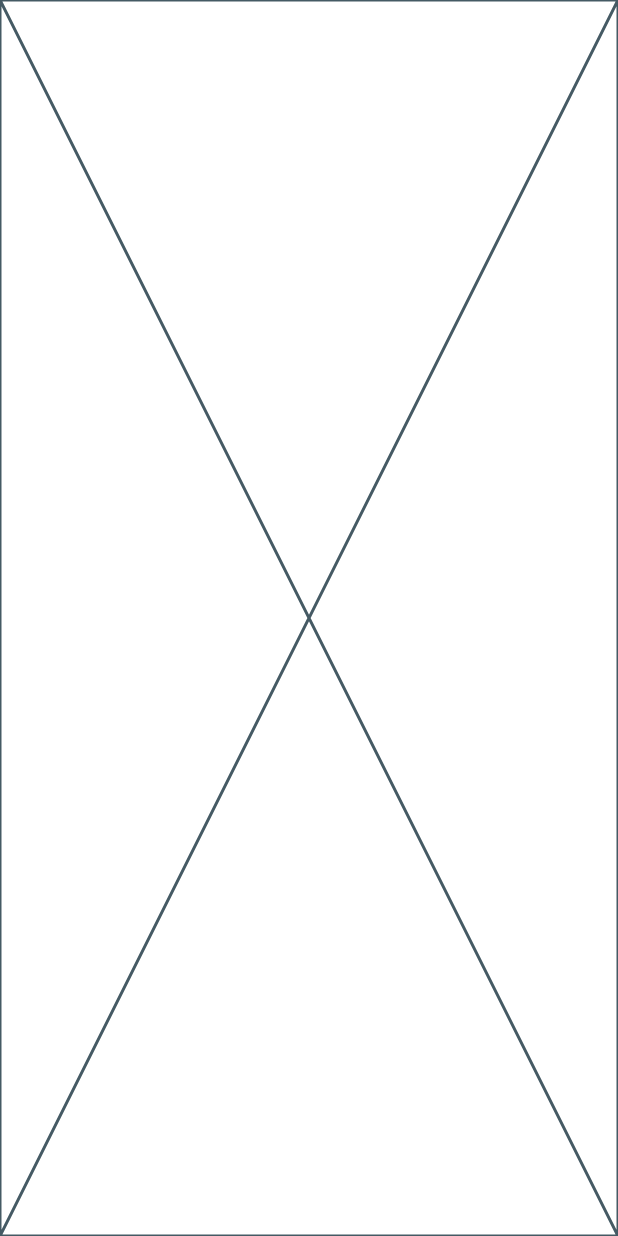
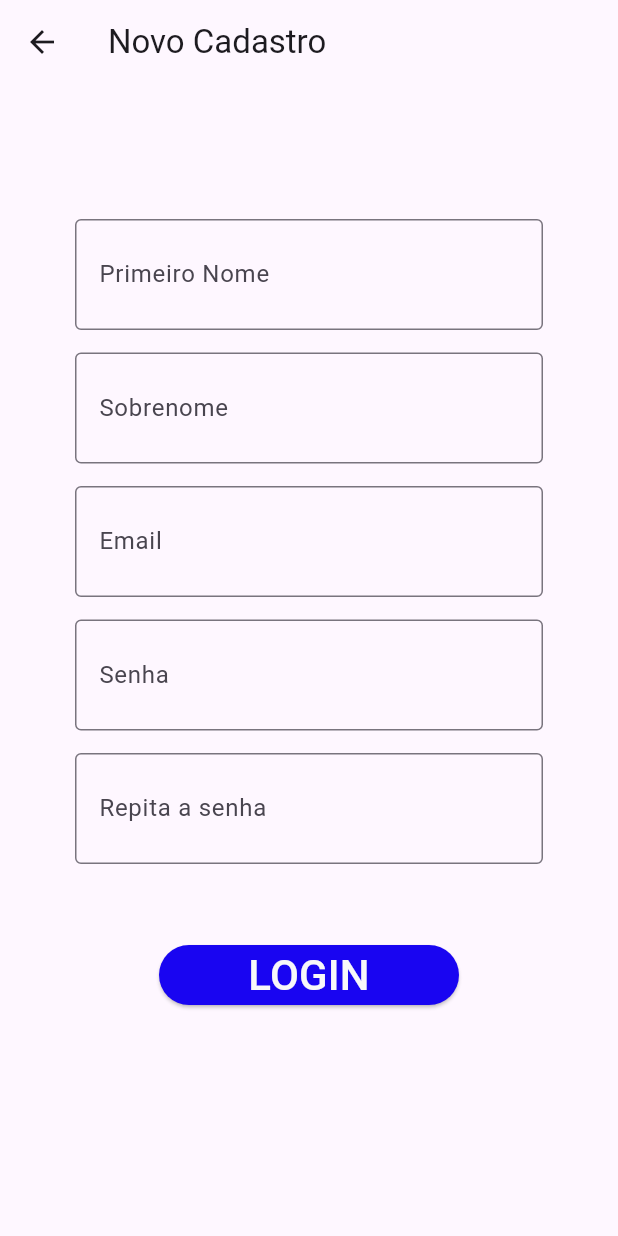
Before and after one commit to rachelcsp/prova-1, a Flutter app: the screen it shows after launch, after a tap on "LOGIN", after a tap on "Novo Cadastro", on a phone screen of 412 x 824 dp. Run offline on Flutter 3.47's test engine with Material 3 defaults, Android fonts, the phone set to English and light mode, and no system bars; our stand-ins replace device_preview.

Commit message:
Tela Cadastro Pronta

```diff
--- a/lib/login.dart
+++ b/lib/login.dart
@@ -25,8 +25,11 @@ class _PrincipalViewState extends State<PrincipalView> {
   @override
   Widget build(BuildContext context) {
     return Scaffold(
+      appBar: AppBar(
+        title: Text('Login'),
+      ),
       body: Padding(
-        padding: EdgeInsets.fromLTRB(50, 100, 50, 100),
+        padding: EdgeInsets.fromLTRB(50, 90, 50, 90),
         child: Form(
           key: formKey,
           child: Column(
@@ -191,7 +194,7 @@ class _PrincipalViewState extends State<PrincipalView> {
               //Caixa de Texto "Sobre nós"
               //
               SizedBox(
-                height: 248,
+                height: 150,
               ),
               TextButton(
                 onPressed: () => showDialog(
--- a/lib/tela02.dart
+++ b/lib/tela02.dart
@@ -10,8 +10,195 @@ class TelaCadastro extends StatefulWidget {
 }
 
 class _TelaCadastroState extends State<TelaCadastro> {
+   //
+  // Atributos
+  //
+
+  //Identificador do formulário
+  var formKey = GlobalKey<FormState>();
+
+  //Controladores dos campos de texto
+  var txtValor1 = TextEditingController();
+  var txtValor2 = TextEditingController();
+  var txtValor3 = TextEditingController();
+  var txtValor4 = TextEditingController();
+  var txtValor5 = TextEditingController();
+
   @override
   Widget build(BuildContext context) {
-    return const Placeholder();
+    return Scaffold(
+      appBar: AppBar(
+        title: Text('Novo Cadastro'),
+      ),
+
+      body: Padding(
+        padding: EdgeInsets.fromLTRB(50, 90, 50, 90),
+        child: Form(
+          key: formKey,
+          child: Column(
+            children: [
+              //
+              // CAMPO DE TEXTO 'Primeiro Nome'
+              //
+              TextFormField(
+                controller: txtValor1,
+                style: TextStyle(fontSize: 28),
+                decoration: InputDecoration(
+                  labelText: 'Primeiro Nome',
+                  border: OutlineInputBorder(),
+                ),
+                //
+                // Validação
+                //
+                validator: (value) {
+                  if (value == null) {
+                    return 'Informe seu Primeiro Nome';
+                  } else if (value.isEmpty) {
+                    return 'Informe seu Primeiro Nome';
+                  }
+                  //Retornar null significa que o campo
+                  //foi validado com sucesso!
+                  return null;
+                },
+              ),
+
+              SizedBox(height: 15),
+              //
+              // CAMPO DE TEXTO 'Sobrenome'
+              //
+              TextFormField(
+                controller: txtValor2,
+                style: TextStyle(fontSize: 28),
+                decoration: InputDecoration(
+                  labelText: 'Sobrenome',
+                  border: OutlineInputBorder(),
+                ),
+                //
+                // Validação
+                //
+                validator: (value) {
+                  if (value == null) {
+                    return 'Informe seu sobrenome';
+                  } else if (value.isEmpty) {
+                    return 'Informe seu sobrenome';
+                  }
+                  //Retornar null significa que o campo
+                  //foi validado com sucesso!
+                  return null;
+                },
+              ),
+
+              SizedBox(height: 15),
+              //
+              // CAMPO DE TEXTO 'email'
+              //
+              TextFormField(
+                controller: txtValor3,
+                style: TextStyle(fontSize: 28),
+                decoration: InputDecoration(
+                  labelText: 'Email',
+                  border: OutlineInputBorder(),
+                ),
+                //
+                // Validação
+                //
+                validator: (value) {
+                  if (value == null) {
+                    return 'Informe um novo email para cadastro';
+                  } else if (value.isEmpty) {
+                    return 'Informe um novo email para cadastro';
+                  }
+                  //Retornar null significa que o campo
+                  //foi validado com sucesso!
+                  return null;
+                },
+              ),
+
+              SizedBox(height: 15),
+              //
+              // CAMPO DE TEXTO 'senha'
+              //
+              TextFormField(
+                controller: txtValor4,
+                style: TextStyle(fontSize: 28),
+                decoration: InputDecoration(
+                  labelText: 'Senha',
+                  border: OutlineInputBorder(),
+                ),
+                //
+                // Validação
+                //
+                validator: (value) {
+                  if (value == null) {
+                    return 'Defina uma senha';
+                  } else if (value.isEmpty) {
+                    return 'Defina uma senha';
+                  }
+                  //Retornar null significa que o campo
+                  //foi validado com sucesso!
+                  return null;
+                },
+              ),
+
+              SizedBox(height: 15),
+              //
+              // CAMPO DE TEXTO ' repita a senha'
+              //
+              TextFormField(
+                controller: txtValor5,
+                style: TextStyle(fontSize: 28),
+                decoration: InputDecoration(
+                  labelText: 'Repita a senha',
+                  border: OutlineInputBorder(),
+                ),
+                //
+                // Validação
+                //
+                validator: (value) {
+                  if (value == null) {
+                    return 'Repita a senha';
+                  } else if (value.isEmpty) {
+                    return 'Repita a senha';
+                  }
+                  //Retornar null significa que o campo
+                  //foi validado com sucesso!
+                  return null;
+                },
+              ),
+
+              //
+              // BOTÃO
+              //
+              //ElevatedButton, OutlinedButton, TextButton
+              SizedBox(
+                height: 50,
+              ),
+              ElevatedButton(
+                style: ElevatedButton.styleFrom(
+                  backgroundColor: Color.fromARGB(255, 25, 5, 241),
+                  foregroundColor: Color.fromARGB(255, 248, 248, 250),
+                  minimumSize: Size(200, 40),
+                ),
+                onPressed: () {
+                  //
+                  // Chamar os VALIDADORES
+                  //
+                  if (formKey.currentState!.validate()) {
+                    //
+                    // Navegar para Tela Inicial
+                    //
+                    Navigator.pop(context);
+                  }
+                },
+                child: Text(
+                  'LOGIN',
+                  style: TextStyle(fontSize: 28),
+                ),
+              ),
+            ],
+          ),
+        ),
+      ),
+    );
   }
 }
```
